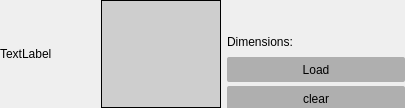
jahshaka/Studio, file src/widgets/texturepicker.ui: the form before one commit.
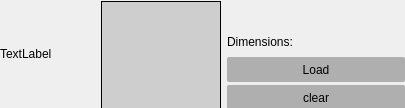
The form after the commit.

Patch:
```diff
--- a/src/widgets/texturepicker.ui
+++ b/src/widgets/texturepicker.ui
@@ -30,13 +30,13 @@
     <number>0</number>
    </property>
    <property name="topMargin">
-    <number>0</number>
+    <number>1</number>
    </property>
    <property name="rightMargin">
     <number>0</number>
    </property>
    <property name="bottomMargin">
-    <number>0</number>
+    <number>2</number>
    </property>
    <item>
     <widget class="QLabel" name="label">
```
